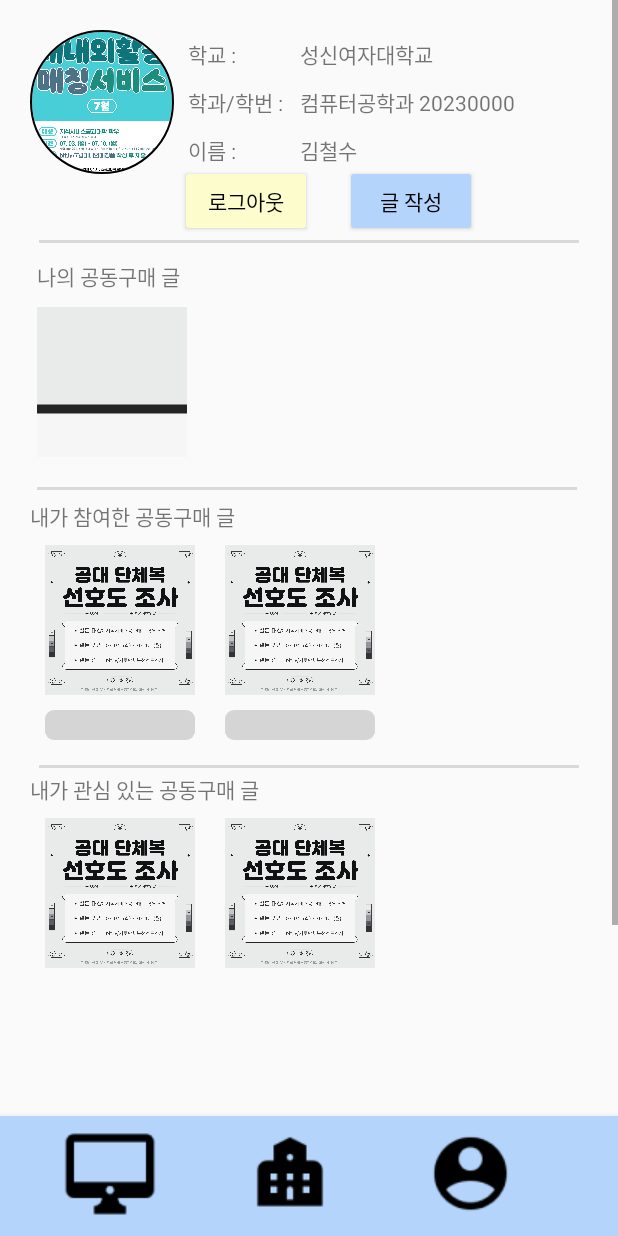
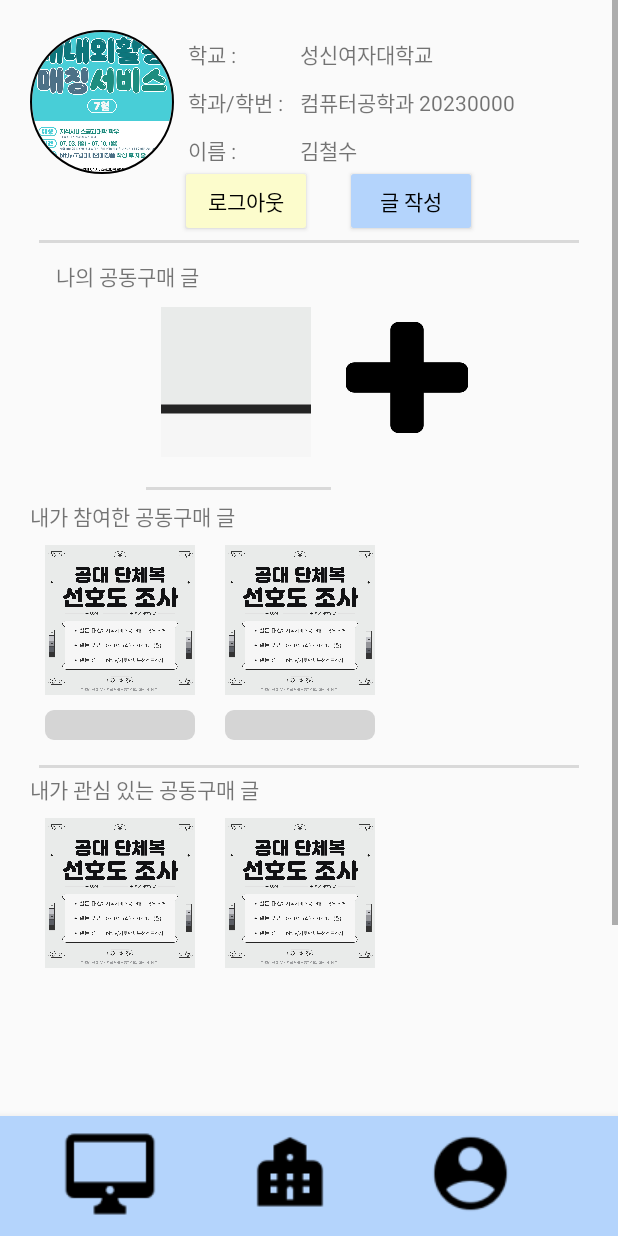
Before and after one commit to LeeYeRyeong/softwarechallenge_2023, an Android app: the userhome screen opened directly, with no data from a screen before it, on a phone screen of 412 x 824 dp. Run offline under Robolectric (Android 15) with nearby library versions, the phone set to English and light mode, and no system bars; our stand-ins replace CircleImageView.

Commit message:
6차 수정본

```diff
--- a/app/src/main/res/layout/user_home.xml
+++ b/app/src/main/res/layout/user_home.xml
@@ -154,7 +154,7 @@
 
                     <TextView
                         android:id="@+id/textView2"
-                        android:layout_width="match_parent"
+                        android:layout_width="335dp"
                         android:layout_height="wrap_content"
                         android:layout_marginHorizontal="10dp"
                         android:layout_marginTop="3dp"
@@ -166,8 +166,9 @@
                         android:layout_gravity="center_horizontal"
                         android:orientation="horizontal">
 
+
                         <FrameLayout
-                            android:layout_width="match_parent"
+                            android:layout_width="123dp"
                             android:layout_height="182dp">
 
                             <ImageButton
@@ -176,8 +177,8 @@
                                 android:layout_height="100dp"
                                 android:layout_marginHorizontal="10dp"
                                 android:layout_marginTop="10dp"
-                                app:srcCompat="@drawable/homeex3"
-                                android:contentDescription="d"/>
+                                android:contentDescription="d"
+                                app:srcCompat="@drawable/homeex3" />
 
                             <View
                                 android:id="@+id/view6"
@@ -189,6 +190,16 @@
                                 android:background="#D9D9D9" />
 
                         </FrameLayout>
+
+                        <ImageButton
+                            android:id="@+id/edit_buy"
+                            android:layout_width="81dp"
+                            android:layout_height="74dp"
+                            android:background="@drawable/pngegg"
+                            android:contentDescription="10"
+                            android:layout_marginTop="20dp"
+                            android:layout_marginLeft="10dp"/>
+
                     </LinearLayout>
                 </LinearLayout>
             </HorizontalScrollView>
```
Also changed, not shown: app/src/main/res/layout/edit_buypage.xml (added, +120 -0 lines), app/src/main/res/drawable/cross.png (added), app/src/main/res/drawable/pngegg.png (added).
